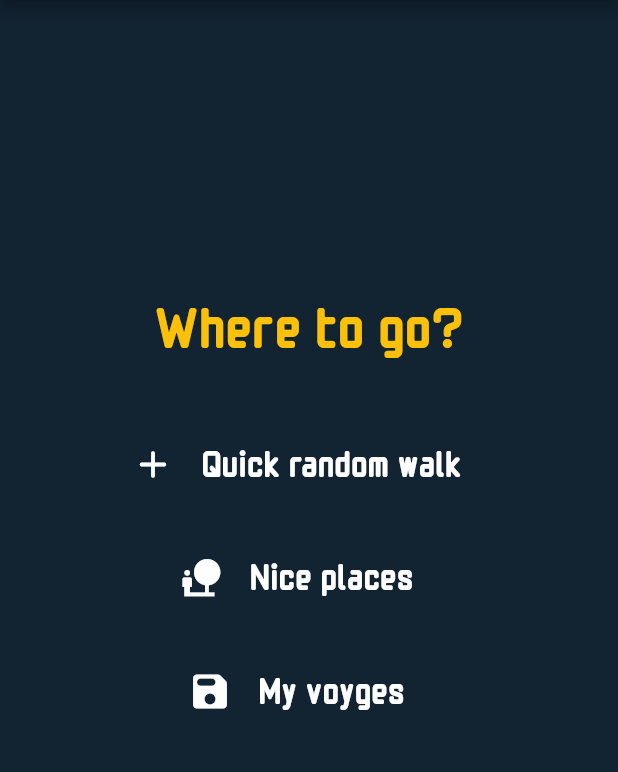
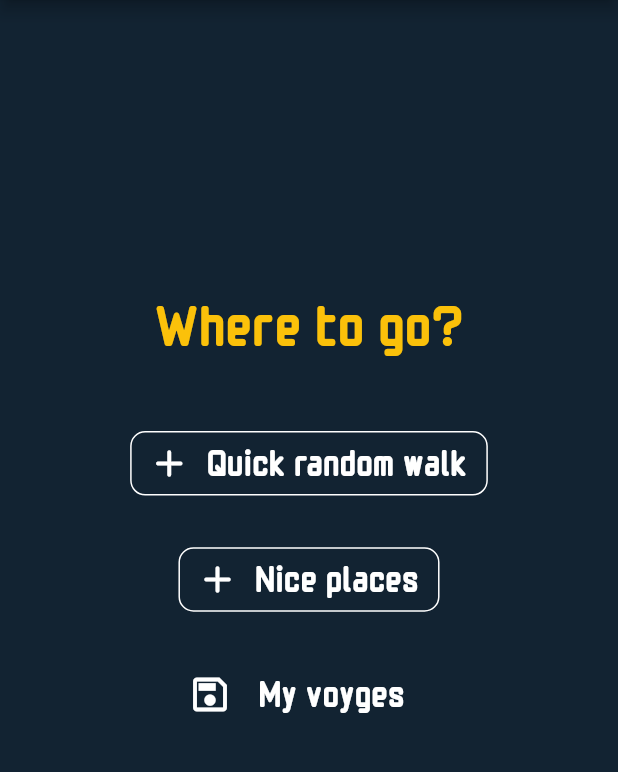
Before and after one commit to ticvac/random_voyager, a Flutter app: the screen it shows after launch, on a phone screen of 412 x 824 dp, the part 84-856 px from its top. Run offline on Flutter 3.47's test engine with Material 2 defaults, Android fonts, the light colour scheme and no system bars.

Commit message:
button layout changed

```diff
--- a/lib/application/0_home_page.dart
+++ b/lib/application/0_home_page.dart
@@ -10,7 +10,7 @@ class HomePage extends StatefulWidget {
 
 
 
-TextStyle buttonTextStyle = TextStyle(
+TextStyle buttonTextStyle = const TextStyle(
   fontSize: 25,
   fontFamily: "hand_mono",
   color: Colors.white,
@@ -51,18 +51,32 @@ class _HomePageState extends State<HomePage> {
               child: Row(
                 mainAxisAlignment: MainAxisAlignment.center,
                 children: [
-                  Icon(
+                  Container(
+                    padding: const EdgeInsets.only(left: 10, right: 13),
+                    decoration: BoxDecoration(
+                      borderRadius: const BorderRadius.all(
+                        Radius.circular(10),),
+                      border: Border.all(color: Colors.white, width: 1),
+                    ),
+                    child: Row(
+                      children: [
+                        const Icon(
                           Icons.add_rounded,
                           color: Colors.white,
                           size: 30,
                         ),
+                        const SizedBox(width: 10,),
                         Padding(
                           padding: const EdgeInsets.only(bottom: 5),
                           child: Text(
-                      "   Quick random walk   ",
+                            "Quick random walk",
                             style: buttonTextStyle,
                           ),
                         ),
+                      ],
+                    ),
+                  ),
+
                 ],
               ),
             ),
@@ -72,18 +86,32 @@ class _HomePageState extends State<HomePage> {
               child: Row(
                 mainAxisAlignment: MainAxisAlignment.center,
                 children: [
-                  Icon(
-                    Icons.nature_people,
+                  Container(
+                    padding: const EdgeInsets.only(left: 10, right: 13),
+                    decoration: BoxDecoration(
+                      borderRadius: const BorderRadius.all(
+                        Radius.circular(10),),
+                      border: Border.all(color: Colors.white, width: 1),
+                    ),
+                    child: Row(
+                      children: [
+                        const Icon(
+                          Icons.add_rounded,
                           color: Colors.white,
                           size: 30,
                         ),
+                        const SizedBox(width: 10,),
                         Padding(
                           padding: const EdgeInsets.only(bottom: 5),
                           child: Text(
-                      "   Nice places   ",
+                            "Nice places",
                             style: buttonTextStyle,
                           ),
                         ),
+                      ],
+                    ),
+                  ),
+
                 ],
               ),
             ),
@@ -93,8 +121,8 @@ class _HomePageState extends State<HomePage> {
               child: Row(
                 mainAxisAlignment: MainAxisAlignment.center,
                 children: [
-                  Icon(
-                    Icons.save_rounded,
+                  const Icon(
+                    Icons.save_outlined,
                     color: Colors.white,
                     size: 30,
                   ),
```
Lines whose indentation alone changed are shown as unchanged.
